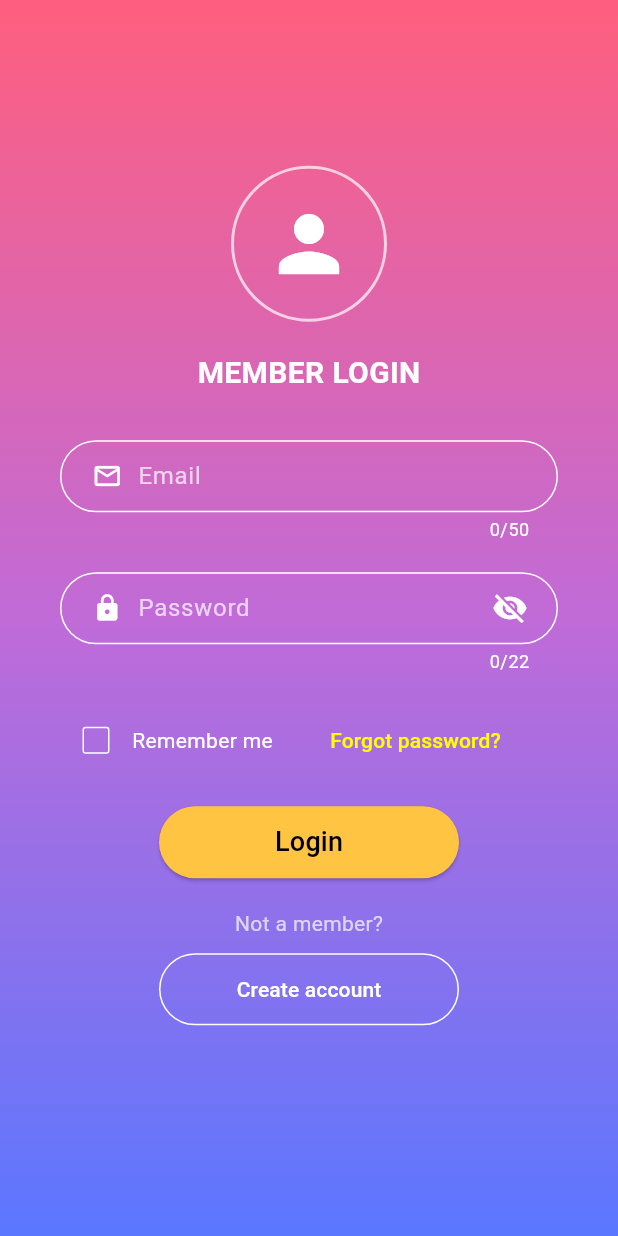
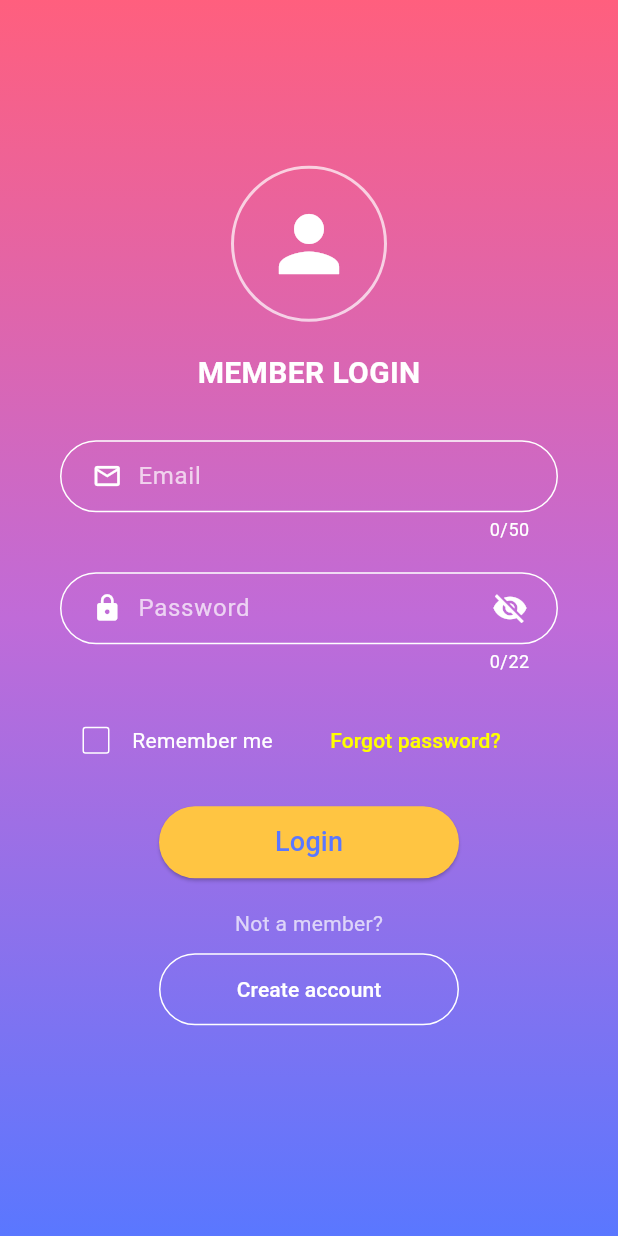
Before and after one commit to prothesbarai/asp_chat, a Flutter app: the screen it shows after launch, after a tap on "Get Started", on a phone screen of 412 x 824 dp. Run offline on Flutter 3.47's test engine with Material 3 defaults, Android fonts, the phone set to English and light mode, and no system bars; our stand-ins replace connectivity_plus, firebase_core, hive, internet_connection_checker, smooth_page_indicator; accounts and stored records are empty.

Commit message:
asp v666

```diff
--- a/lib/authentications/login_screen.dart
+++ b/lib/authentications/login_screen.dart
@@ -185,7 +185,7 @@ class _LoginScreenState extends State<LoginScreen> {
                       width: 200,
                       height: 48,
                       child: ElevatedButton(
-                        style: ElevatedButton.styleFrom(backgroundColor: Color(0xFFFFC542), foregroundColor: Colors.black, shape: RoundedRectangleBorder(borderRadius: BorderRadius.circular(30),),),
+                        style: ElevatedButton.styleFrom(backgroundColor: AppColors.buttonBgColor, foregroundColor: AppColors.primaryColor, shape: RoundedRectangleBorder(borderRadius: BorderRadius.circular(30),),),
                           onPressed: isLoading? null :() async{
                             FocusScope.of(context).unfocus();
                             if(_formKey.currentState!.validate()){
--- a/lib/screen/splash_screen/splash_screen.dart
+++ b/lib/screen/splash_screen/splash_screen.dart
@@ -71,8 +71,11 @@ class _SplashScreenState extends State<SplashScreen> with SingleTickerProviderSt
   @override
   Widget build(BuildContext context) {
     return Scaffold(
-      backgroundColor: AppColors.primaryColor,
-      body: Center(
+      body: Container(
+        width: double.infinity,
+        height: double.infinity,
+        decoration: BoxDecoration(gradient: LinearGradient(begin: Alignment.topCenter, end: Alignment.bottomCenter, colors: AppColors.splashGradient,),),
+        child: Center(
           child: ScaleTransition(
             scale: _animation,
             child: Column(
@@ -82,7 +85,7 @@ class _SplashScreenState extends State<SplashScreen> with SingleTickerProviderSt
                   height: 120,
                   width: 120,
                   decoration: BoxDecoration(color: Colors.white, shape: BoxShape.circle, boxShadow: [BoxShadow(color: Colors.black26, blurRadius: 10, offset: Offset(0, 5),),],),
-                child: const Icon(Icons.chat, size: 80, color: Colors.blue,),
+                  child: const Icon(Icons.chat, size: 80, color: AppColors.primaryColor,),
                 ),
                 const SizedBox(height: 20),
                 Text(_currentText, style: TextStyle(fontSize: 28, fontWeight: FontWeight.bold, color: Colors.white, letterSpacing: 1.2,),),
@@ -91,6 +94,7 @@ class _SplashScreenState extends State<SplashScreen> with SingleTickerProviderSt
             ),
           ),
         ),
+      ),
     );
   }
 }
--- a/lib/utils/constant/app_colors.dart
+++ b/lib/utils/constant/app_colors.dart
@@ -1,7 +1,11 @@
 import 'dart:ui';
 class AppColors {
-  static const Color primaryColor = Color(0xff0D47A1);
-  static const Color secondaryColor = Color(0xff64B5F6);
+  static const Color primaryColor = Color(0xFF5A77FF);
+  static const Color secondaryColor = Color(0xFFC06BD8);
+  static const Color buttonBgColor = Color(0xFFFFC542);
+
+
+
   static const Color bodyBgOverlayColor = Color(0x66333377);
   static const Color appInputFieldActiveColor = Color(0xFF518BCF);
   static const Color appInputFieldUnActiveColor = Color(0x800A021B);
@@ -13,4 +17,7 @@ class AppColors {
 
   static const List<Color> loginGradiant = [Color(0xFFFF5F7E),Color(0xFFC06BD8),Color(0xFF5A77FF)];
 
+  static const List<Color> splashGradient = [Color(0xFF5A77FF), Color(0xFFC06BD8), Color(0xFFFF5F7E),];
+
+
 }
```
Lines whose indentation alone changed are shown as unchanged.
